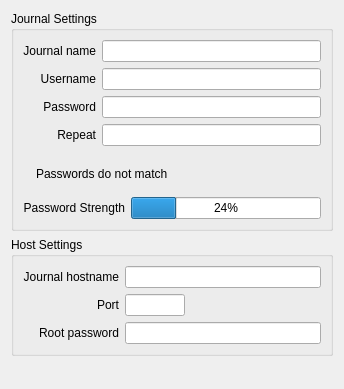
pwizard2/robojournal, file ui/mysqljournalpage.ui: the form before one commit.
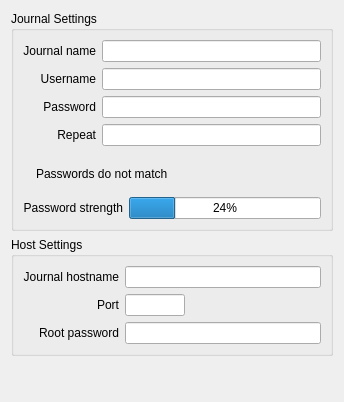
The form after the commit. Icons and pictures are not drawn.

Diff of the .ui file:
```diff
--- a/ui/mysqljournalpage.ui
+++ b/ui/mysqljournalpage.ui
@@ -7,7 +7,7 @@
     <x>0</x>
     <y>0</y>
     <width>344</width>
-    <height>389</height>
+    <height>402</height>
    </rect>
   </property>
   <property name="windowTitle">
@@ -146,7 +146,7 @@
         <item>
          <widget class="QLabel" name="label_6">
           <property name="text">
-           <string>Password Strength</string>
+           <string>Password strength</string>
           </property>
           <property name="alignment">
            <set>Qt::AlignRight|Qt::AlignTrailing|Qt::AlignVCenter</set>
```
Left out of the diff: 27 changed lines with no effect on the pictures.
